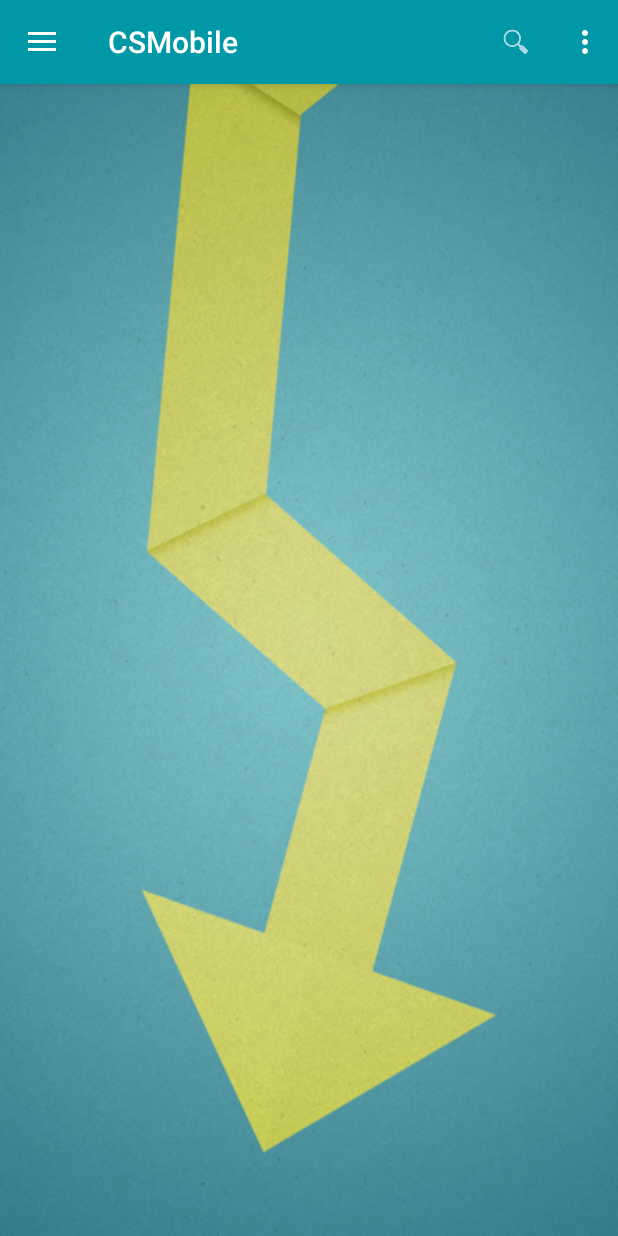
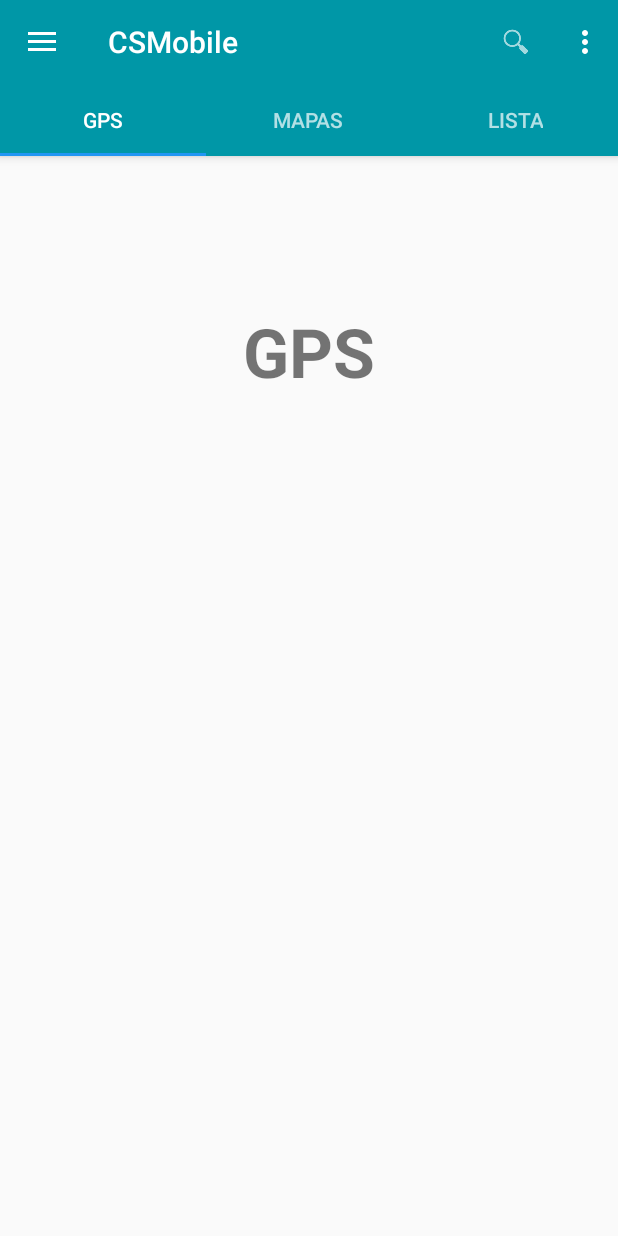
Before and after one commit to JessySilva/cs-mobile, an Android app: the MainActivity screen opened directly, with no data from a screen before it, on a phone screen of 412 x 824 dp. Run offline under Robolectric (Android 15) with nearby library versions, the phone set to English and light mode, and no system bars; 7 statements that could not run were skipped.

Commit message:
Adicionado Tabs
Adicionado tabela com fragmentos

```diff
--- a/app/src/main/java/br/com/charlessilva/MainActivity.java
+++ b/app/src/main/java/br/com/charlessilva/MainActivity.java
@@ -26,8 +26,13 @@ import android.os.Build;
 import android.os.Bundle;
 import android.os.Environment;
 import android.support.design.widget.NavigationView;
+import android.support.design.widget.TabLayout;
 import android.support.v4.app.ActivityCompat;
+import android.support.v4.app.Fragment;
+import android.support.v4.app.FragmentManager;
+import android.support.v4.app.FragmentPagerAdapter;
 import android.support.v4.view.GravityCompat;
+import android.support.v4.view.ViewPager;
 import android.support.v4.widget.DrawerLayout;
 import android.support.v7.app.ActionBarDrawerToggle;
 import android.support.v7.app.AppCompatActivity;
@@ -43,17 +48,22 @@ import android.widget.TextView;
 import android.widget.Toast;
 import com.google.android.gms.maps.CameraUpdateFactory;
 import com.google.android.gms.maps.GoogleMap;
-import com.google.android.gms.maps.MapFragment;
+import com.google.android.gms.maps.SupportMapFragment;
 import com.google.android.gms.maps.model.CameraPosition;
 import com.google.android.gms.maps.model.LatLng;
 import java.io.File;
 import java.text.SimpleDateFormat;
+import java.util.ArrayList;
 import java.util.Calendar;
 import java.util.Date;
 import java.util.HashMap;
+import java.util.List;
 
 import br.com.charlessilva.biblioteca.SQLiteHandler;
 import br.com.charlessilva.biblioteca.SessionManager;
+import br.com.charlessilva.fragmentos.OneFragment;
+import br.com.charlessilva.fragmentos.ThreeFragment;
+import br.com.charlessilva.fragmentos.TwoFragment;
 
 
 public class MainActivity extends AppCompatActivity implements NavigationView.OnNavigationItemSelectedListener {
@@ -73,6 +83,9 @@ public class MainActivity extends AppCompatActivity implements NavigationView.On
     private GoogleMap googleMap;
     public static LocationManager locationManager;
 
+    private TabLayout tabLayout;
+    private ViewPager viewPager;
+
     private static final int CHECK_PERMISSION_REQUEST_WRITE_STORAGE = 51;
 
     // Evento de Criaçao
@@ -83,6 +96,15 @@ public class MainActivity extends AppCompatActivity implements NavigationView.On
         Toolbar toolbar = (Toolbar) findViewById(R.id.toolbar);
         setSupportActionBar(toolbar);
         locationManager = (LocationManager) getSystemService(Context.LOCATION_SERVICE);
+
+        // Criando Visualização das Paginas
+        viewPager = (ViewPager) findViewById(R.id.viewpager);
+        setupViewPager(viewPager);
+
+       // Criando Layouts da Tabs
+        tabLayout = (TabLayout) findViewById(R.id.tabs);
+        tabLayout.setupWithViewPager(viewPager);
+
 
         try {
             // Carrega mapa
@@ -148,30 +170,61 @@ public class MainActivity extends AppCompatActivity implements NavigationView.On
 
     }
 
+    /**********
+     * Criando metodos VisualizarPaginas
+     * *********/
+    private void setupViewPager(ViewPager viewPager) {
+        ViewPagerAdapter adapter = new ViewPagerAdapter(getSupportFragmentManager());
+        adapter.addFragment(new OneFragment(), "GPS");
+        adapter.addFragment(new TwoFragment(), "Mapas");
+        adapter.addFragment(new ThreeFragment(), "Lista");
+        viewPager.setAdapter(adapter);
+    }
+
+    /************
+     * Criando adaptação das Paginas
+     * ***********/
+    class ViewPagerAdapter extends FragmentPagerAdapter {
+        private final List<Fragment> mFragmentList = new ArrayList<>();
+        private final List<String> mFragmentTitleList = new ArrayList<>();
+
+        public ViewPagerAdapter(FragmentManager manager) {
+            super(manager);
+        }
+
+        @Override
+        public Fragment getItem(int position) {
+            return mFragmentList.get(position);
+        }
+
+        @Override
+        public int getCount() {
+            return mFragmentList.size();
+        }
+
+        public void addFragment(Fragment fragment, String title) {
+            mFragmentList.add(fragment);
+            mFragmentTitleList.add(title);
+        }
+
+        @Override
+        public CharSequence getPageTitle(int position) {
+            return mFragmentTitleList.get(position);
+        }
+    }
+
     @Override
     protected void onStart() {
         super.onStart();
         // Inicia a verificação da permissão
         checkPermissionWriteExtStorage(CHECK_PERMISSION_REQUEST_WRITE_STORAGE);
-        inicializaMapa();
-        googleMap.getUiSettings().setZoomControlsEnabled(true);
-        googleMap.getUiSettings().setCompassEnabled(true);
-        googleMap.getUiSettings().setMyLocationButtonEnabled(true);
-        googleMap.getUiSettings().setRotateGesturesEnabled(true);
-        googleMap.getUiSettings().setAllGesturesEnabled(true);
     }
 
     // Chamado quando retornar à atividade
     @Override
     protected void onResume() {
         super.onResume();
-        inicializaMapa();
-        googleMap.getUiSettings().setZoomControlsEnabled(true);
-        googleMap.getUiSettings().setCompassEnabled(true);
-        googleMap.getUiSettings().setMyLocationButtonEnabled(true);
-        googleMap.getUiSettings().setRotateGesturesEnabled(true);
-        googleMap.getUiSettings().setAllGesturesEnabled(true);
-    }
+      }
 
     @Override
     protected void onStop() {
@@ -195,7 +248,9 @@ public class MainActivity extends AppCompatActivity implements NavigationView.On
     private void setUpMap() {
 
         checkPermissionWriteExtStorage(CHECK_PERMISSION_REQUEST_WRITE_STORAGE);
-        if (ActivityCompat.checkSelfPermission(this, android.Manifest.permission.ACCESS_FINE_LOCATION) != PackageManager.PERMISSION_GRANTED && ActivityCompat.checkSelfPermission(this, android.Manifest.permission.ACCESS_COARSE_LOCATION) != PackageManager.PERMISSION_GRANTED) {
+        if (ActivityCompat.checkSelfPermission(this, android.Manifest.permission.ACCESS_FINE_LOCATION)
+                != PackageManager.PERMISSION_GRANTED && ActivityCompat.checkSelfPermission(this, android.Manifest.permission.ACCESS_COARSE_LOCATION)
+                != PackageManager.PERMISSION_GRANTED) {
 
             //   public void onRequestPermissionsResult(int requestCode, String[] permissions,
             //                                          int[] grantResults)
@@ -228,8 +283,12 @@ public class MainActivity extends AppCompatActivity implements NavigationView.On
      * */
     private void inicializaMapa() {
         if (googleMap == null) {
-            googleMap = ((MapFragment) getFragmentManager().findFragmentById(
-                    R.id.map)).getMap();
+            googleMap = ((SupportMapFragment) getSupportFragmentManager().findFragmentById(R.id.map)).getMap();
+            googleMap.getUiSettings().setZoomControlsEnabled(true);
+            googleMap.getUiSettings().setCompassEnabled(true);
+            googleMap.getUiSettings().setMyLocationButtonEnabled(true);
+            googleMap.getUiSettings().setRotateGesturesEnabled(true);
+            googleMap.getUiSettings().setAllGesturesEnabled(true);
 
             // Checando se o map está criado ou não com sucesso
             if (googleMap == null) {
@@ -310,7 +369,7 @@ public class MainActivity extends AppCompatActivity implements NavigationView.On
             logoutUser();
         } else if (id == R.id.nav_local) {
 
-               setUpMap();
+         //setUpMap();
 
         } else if (id == R.id.nav_cafe){
             Log.d(TAG,"Abrindo navegador nativo no Android");
--- a/app/src/main/java/br/com/charlessilva/biblioteca/Funcoes.java
+++ b/app/src/main/java/br/com/charlessilva/biblioteca/Funcoes.java
@@ -41,7 +41,9 @@ package br.com.charlessilva.biblioteca;
 
 /* TODO: Gerando chaves e arquivo Keystore
  * keytool -list -v -keystore "%USERPROFILE%\.android\debug.keystore" -alias androiddebugkey -storepass android -keypass android
- * 79:75:1B:BC:0C:4B:89:63:AD:D9:9F:CF:E0:19:5B:5C:4D:F4:21:FC
+ * keytool -genkey -v -keystore my-release-key.keystore -alias alias_name -keyalg RSA -keysize 2048 -validity 10000
+ * keytool -v -keystore my-release-key.keystore -list
+ * Debug Key =  DF:A0:A4:AA:6D:4F:B2:AA:42:50:20:F6:7A:7C:8C:58:DA:91:BE:20
  *
  * */
 
--- /dev/null
+++ b/app/src/main/java/br/com/charlessilva/fragmentos/OneFragment.java
@@ -0,0 +1,30 @@
+package br.com.charlessilva.fragmentos;
+
+import android.os.Bundle;
+import android.support.v4.app.Fragment;
+import android.view.LayoutInflater;
+import android.view.View;
+import android.view.ViewGroup;
+
+import br.com.charlessilva.R;
+
+
+public class OneFragment extends Fragment{
+
+    public OneFragment() {
+        // Required empty public constructor
+    }
+
+    @Override
+    public void onCreate(Bundle savedInstanceState) {
+        super.onCreate(savedInstanceState);
+    }
+
+    @Override
+    public View onCreateView(LayoutInflater inflater, ViewGroup container,
+                             Bundle savedInstanceState) {
+        // Inflate the layout for this fragment
+        return inflater.inflate(R.layout.fragment_one, container, false);
+    }
+
+}
--- /dev/null
+++ b/app/src/main/java/br/com/charlessilva/fragmentos/ThreeFragment.java
@@ -0,0 +1,30 @@
+package br.com.charlessilva.fragmentos;
+
+import android.os.Bundle;
+import android.support.v4.app.Fragment;
+import android.view.LayoutInflater;
+import android.view.View;
+import android.view.ViewGroup;
+
+import br.com.charlessilva.R;
+
+
+public class ThreeFragment extends Fragment{
+
+    public ThreeFragment() {
+        // Required empty public constructor
+    }
+
+    @Override
+    public void onCreate(Bundle savedInstanceState) {
+        super.onCreate(savedInstanceState);
+    }
+
+    @Override
+    public View onCreateView(LayoutInflater inflater, ViewGroup container,
+                             Bundle savedInstanceState) {
+        // Inflate the layout for this fragment
+        return inflater.inflate(R.layout.fragment_three, container, false);
+    }
+
+}
--- /dev/null
+++ b/app/src/main/java/br/com/charlessilva/fragmentos/TwoFragment.java
@@ -0,0 +1,31 @@
+package br.com.charlessilva.fragmentos;
+
+import android.os.Bundle;
+import android.support.v4.app.Fragment;
+import android.view.LayoutInflater;
+import android.view.View;
+import android.view.ViewGroup;
+
+import br.com.charlessilva.R;
+
+
+public class TwoFragment extends Fragment{
+
+    public TwoFragment() {
+        // Required empty public constructor
+    }
+
+    @Override
+    public void onCreate(Bundle savedInstanceState) {
+        super.onCreate(savedInstanceState);
+    }
+
+    @Override
+    public View onCreateView(LayoutInflater inflater, ViewGroup container,
+                             Bundle savedInstanceState) {
+        // Inflate the layout for this fragment
+        return inflater.inflate(R.layout.fragment_two, container, false);
+
+    }
+
+}
--- a/app/src/main/res/layout/app_bar_main.xml
+++ b/app/src/main/res/layout/app_bar_main.xml
@@ -19,8 +19,19 @@
             android:background="?attr/colorPrimary"
             app:popupTheme="@style/AppTheme.PopupOverlay" />
 
+        <android.support.design.widget.TabLayout
+            android:id="@+id/tabs"
+            android:layout_width="match_parent"
+            android:layout_height="wrap_content"
+            app:tabMode="fixed"
+            app:tabGravity="fill"/>
     </android.support.design.widget.AppBarLayout>
 
-    <include layout="@layout/content_main" />
+<!--    <include layout="@layout/content_main" />-->
+    <android.support.v4.view.ViewPager
+        android:id="@+id/viewpager"
+        android:layout_width="match_parent"
+        android:layout_height="match_parent"
+        app:layout_behavior="@string/appbar_scrolling_view_behavior"  />
 
 </android.support.design.widget.CoordinatorLayout>
--- /dev/null
+++ b/app/src/main/res/layout/fragment_one.xml
@@ -0,0 +1,20 @@
+<?xml version="1.0" encoding="utf-8"?>
+<RelativeLayout xmlns:android="http://schemas.android.com/apk/res/android"
+    xmlns:tools="http://schemas.android.com/tools"
+    android:layout_width="match_parent"
+    android:layout_height="match_parent"
+    tools:context="br.com.charlessilva.fragmentos.OneFragment">
+
+
+    <TextView
+        android:id="@+id/label1"
+        android:layout_alignParentTop="true"
+        android:layout_marginTop="100dp"
+        android:layout_width="fill_parent"
+        android:layout_height="wrap_content"
+        android:gravity="center_horizontal"
+        android:textSize="45dp"
+        android:text="GPS"
+        android:textStyle="bold"/>
+
+</RelativeLayout>
--- a/app/src/main/res/values/styles.xml
+++ b/app/src/main/res/values/styles.xml
@@ -1,4 +1,6 @@
 <resources>
+
+    <style name="MyMaterialTheme" parent="Theme.AppCompat.Light.DarkActionBar"/>
 
     <!-- Base application theme. -->
     <style name="AppTheme" parent="Theme.AppCompat.Light.DarkActionBar">
```
Also changed, not shown: app/src/main/AndroidManifest.xml (+5 -2 lines), app/src/main/res/layout/fragment_three.xml (added, +21 -0 lines), app/src/main/res/layout/fragment_two.xml (added, +10 -0 lines), app/src/main/res/values-v21/styles.xml (+8 -0 lines).
